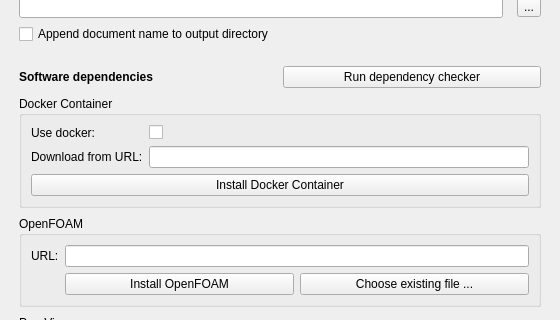
Qt form Gui/CfdPreferencePage.ui (jaheyns/CfdOF) before a commit; both pictures show x 0 to 560 and y 187 to 507 of the 560 by 1069 pixel window.
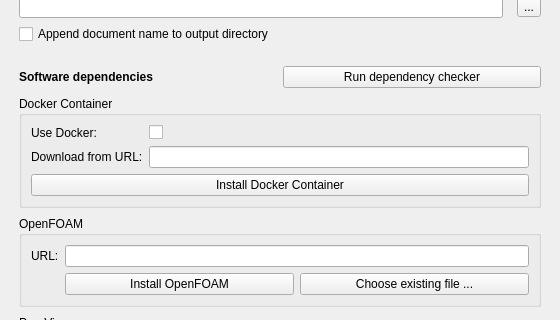
The same form after that commit.

Patch:
```diff
--- a/Gui/CfdPreferencePage.ui
+++ b/Gui/CfdPreferencePage.ui
@@ -434,7 +434,7 @@
         <item row="0" column="0">
          <widget class="QLabel" name="label_2">
           <property name="text">
-           <string>Use docker:</string>
+           <string>Use Docker:</string>
           </property>
          </widget>
         </item>
```
Left out of the diff: 8 changed lines with no effect on the pictures.
